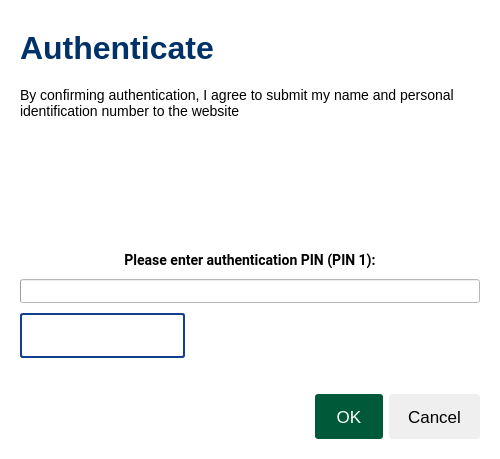
First picture: the form in src/ui/dialog.ui, repository web-eid/web-eid-app, before the edit.
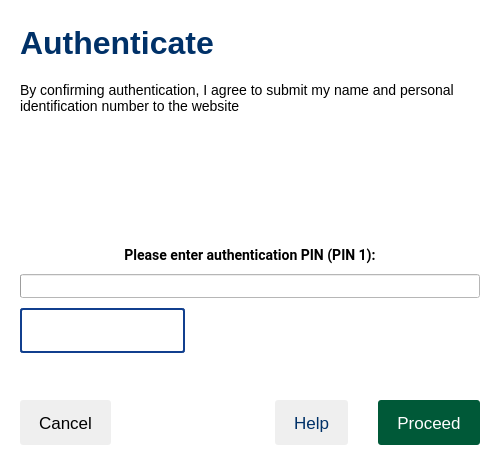
Second picture: the form after the edit. The open tabs and pages were chosen to show the change. Icons and pictures are not drawn. Custom widgets are drawn as their Qt base class.

Patch:
```diff
--- a/src/ui/dialog.ui
+++ b/src/ui/dialog.ui
@@ -7,7 +7,7 @@
     <x>0</x>
     <y>0</y>
     <width>500</width>
-    <height>451</height>
+    <height>465</height>
    </rect>
   </property>
   <property name="minimumSize">
@@ -46,31 +46,21 @@
 color: white;
 background-color: #005938;
 }
-QPushButton::hover:default, QPushButton::focus:default {
+QPushButton:default::disabled {
+background-color: rgba(0,89,56,0.5);
+}
+QPushButton:default::hover, QPushButton:default::focus {
 color: white;
 background-color: #004B2F;
 }
-#waitingPageTitleLabel, #messagePageTitleLabel, #selectCertificatePageTitleLabel, #pinInputPageTitleLabel {
-color: #003168;
-font-size: 32px;
-font-weight: bold;
-}
-#smartCardErrorLabel {
-border: 1px solid rgba(240,78,35,0.1);
-border-radius: 3px;
-padding: 10px;
-color: #F04E23;
-}
 QListWidget {
 border: 0;
 icon-size: 45px 29px;
 }
 QListWidget::item {
 border: 1px solid rgba(0,49,104,0.1);
-background-color: #F5F5F5;
 color: black;
 border-radius: 35px;
-margin-bottom: 6px;
 min-height: 70px;
 padding: 0px 15px 0px 15px;
 }
@@ -78,7 +68,10 @@
 border: 2px solid #113F8E;
 padding: 0px 14px 0px 14px;
 }
-#pinInput {
+#selectCertificateInfo::item {
+background-color: #F5F5F5;
+}
+QLineEdit {
 border: 2px solid #113F8E;
 border-radius: 3px;
 min-width: 161px;
@@ -88,20 +81,48 @@
 font-size: 20px;
 font-weight: bold;
 }
-#pinErrorLabel {
-color: #F04E23;
+QLineEdit[warning=&quot;true&quot;] {
+border: 2px solid #F04E23;
+}
+#waitingPageTitleLabel, #messagePageTitleLabel, #selectCertificatePageTitleLabel, #pinInputPageTitleLabel {
+color: #003168;
+font-size: 32px;
+font-weight: bold;
+max-height: 40px;
+}
+#selectCertificateDescriptionLabel, #pinInputDescriptionLabel {
+max-height: 40px;
 }
 #selectCertificateOriginLabel, #pinInputOriginLabel {
 color: #003168;
 font-weight: bold;
+max-height: 20px;
+}
+#pinTitleLabel, #pinErrorLabel {
+max-height: 20px;
+}
+#pinErrorLabel {
+color: #F04E23;
+}
+#smartCardErrorLabel {
+border: 1px solid rgba(240,78,35,0.1);
+border-radius: 3px;
+padding: 10px;
+color: #F04E23;
+}
+#helpButton {
+color: #003168;
 }</string>
   </property>
-  <layout class="QVBoxLayout" name="verticalLayout_2">
+  <layout class="QVBoxLayout" name="WebEidDialogLayout">
+   <property name="spacing">
+    <number>30</number>
+   </property>
    <property name="leftMargin">
     <number>20</number>
    </property>
    <property name="topMargin">
-    <number>30</number>
+    <number>25</number>
    </property>
    <property name="rightMargin">
     <number>20</number>
@@ -407,7 +428,11 @@
         </layout>
        </item>
        <item>
-        <widget class="CertificateListWidget" name="pinInputCertificateInfo"/>
+        <widget class="CertificateListWidget" name="pinInputCertificateInfo">
+         <property name="selectionMode">
+          <enum>QAbstractItemView::NoSelection</enum>
+         </property>
+        </widget>
        </item>
        <item>
         <layout class="QVBoxLayout" name="pinLayout">
@@ -453,56 +478,97 @@
           </widget>
          </item>
          <item>
-          <spacer name="pinInputHelperSpacer">
+          <widget class="QLabel" name="pinErrorLabel">
+           <property name="focusPolicy">
+            <enum>Qt::TabFocus</enum>
+           </property>
+           <property name="alignment">
+            <set>Qt::AlignCenter</set>
+           </property>
+          </widget>
+         </item>
+         <item>
+          <spacer name="pinSpacer">
            <property name="orientation">
             <enum>Qt::Vertical</enum>
            </property>
-           <property name="sizeType">
-            <enum>QSizePolicy::Fixed</enum>
-           </property>
            <property name="sizeHint" stdset="0">
             <size>
              <width>20</width>
-             <height>20</height>
+             <height>0</height>
             </size>
            </property>
           </spacer>
          </item>
-         <item>
-          <widget class="QLabel" name="pinErrorLabel">
-           <property name="focusPolicy">
-            <enum>Qt::TabFocus</enum>
-           </property>
-           <property name="alignment">
-            <set>Qt::AlignCenter</set>
-           </property>
-          </widget>
-         </item>
         </layout>
        </item>
-       <item>
-        <spacer name="authenticatePageSpacer">
-         <property name="orientation">
-          <enum>Qt::Vertical</enum>
-         </property>
-         <property name="sizeHint" stdset="0">
-          <size>
-           <width>20</width>
-           <height>20</height>
-          </size>
-         </property>
-        </spacer>
-       </item>
       </layout>
      </widget>
     </widget>
    </item>
    <item>
-    <widget class="QDialogButtonBox" name="buttonBox">
-     <property name="standardButtons">
-      <set>QDialogButtonBox::Cancel|QDialogButtonBox::Ok</set>
-     </property>
-    </widget>
+    <layout class="QHBoxLayout" name="buttonLayout">
+     <item>
+      <widget class="QPushButton" name="cancelButton">
+       <property name="text">
+        <string>Cancel</string>
+       </property>
+       <property name="autoDefault">
+        <bool>false</bool>
+       </property>
+      </widget>
+     </item>
+     <item>
+      <spacer name="buttonSpacer">
+       <property name="orientation">
+        <enum>Qt::Horizontal</enum>
+       </property>
+       <property name="sizeHint" stdset="0">
+        <size>
+         <width>40</width>
+         <height>20</height>
+        </size>
+       </property>
+      </spacer>
+     </item>
+     <item>
+      <widget class="QPushButton" name="helpButton">
+       <property name="text">
+        <string>Help</string>
+       </property>
+       <property name="icon">
+        <iconset resource="web-eid-resources.qrc">
+         <normaloff>:/images/help.svg</normaloff>:/images/help.svg</iconset>
+       </property>
+       <property name="iconSize">
+        <size>
+         <width>28</width>
+         <height>26</height>
+        </size>
+       </property>
+      </widget>
+     </item>
+     <item>
+      <widget class="QPushButton" name="okButton">
+       <property name="text">
+        <string>Proceed</string>
+       </property>
+       <property name="icon">
+        <iconset resource="web-eid-resources.qrc">
+         <normaloff>:/images/arrow.svg</normaloff>:/images/arrow.svg</iconset>
+       </property>
+       <property name="iconSize">
+        <size>
+         <width>18</width>
+         <height>16</height>
+        </size>
+       </property>
+       <property name="default">
+        <bool>true</bool>
+       </property>
+      </widget>
+     </item>
+    </layout>
    </item>
   </layout>
  </widget>
```
Left out of the diff: 73 changed lines with no effect on the pictures.
